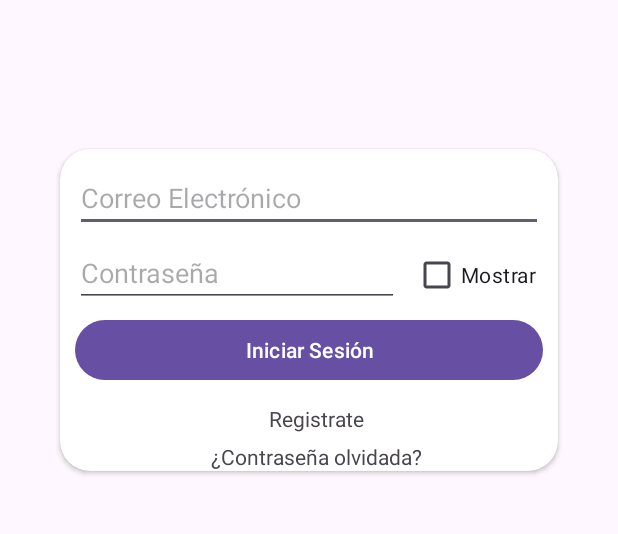
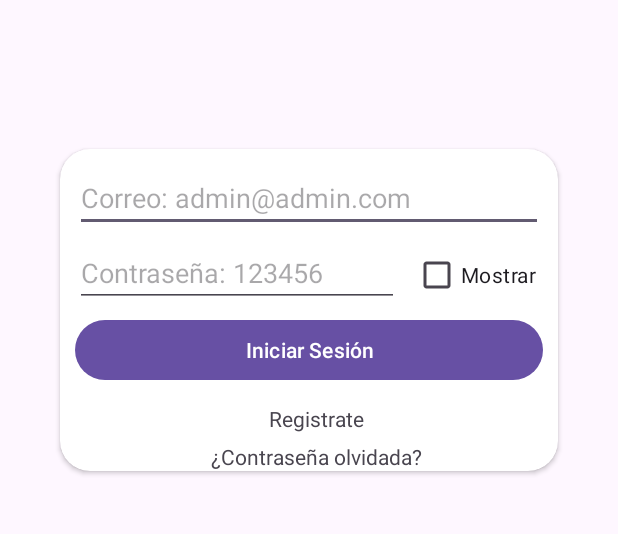
Before and after one commit to Jgalleo23/PetHome, an Android app: the layout fragment_login.xml on its own in the app's theme, with its tools: preview values and no code run, on a phone screen of 412 x 824 dp, the part 308-842 px from its top. Run offline under Robolectric (Android 15) with nearby library versions, the phone set to English and light mode, and no system bars.

Commit message:
PETHOME VERSION 0.1

```diff
--- a/app/src/main/res/layout/fragment_buscador.xml
+++ b/app/src/main/res/layout/fragment_buscador.xml
@@ -18,12 +18,12 @@
         />
 
     <androidx.recyclerview.widget.RecyclerView
+        android:id="@+id/rvUsuarios"
         android:layout_width="match_parent"
         android:layout_height="wrap_content"
-        android:id="@+id/rvUsuarios"
         android:layout_marginTop="10dp"
-        app:layout_constraintTop_toBottomOf="@id/svBuscador"
-        />
+        app:layout_constraintBottom_toBottomOf="parent"
+        app:layout_constraintTop_toBottomOf="@id/svBuscador" />
 
 
 </androidx.constraintlayout.widget.ConstraintLayout>
--- a/app/src/main/res/layout/fragment_login.xml
+++ b/app/src/main/res/layout/fragment_login.xml
@@ -37,7 +37,7 @@
             android:layout_marginHorizontal="10dp"
             android:layout_marginTop="10dp"
             android:singleLine="true"
-            android:hint="@string/correo" />
+            android:hint="Correo: admin@admin.com" />
 
         <EditText
             android:id="@+id/etContrasena"
@@ -45,7 +45,7 @@
             android:layout_height="wrap_content"
             android:layout_marginHorizontal="10dp"
             android:layout_marginTop="60dp"
-            android:hint="@string/contrasena"
+            android:hint="Contraseña: 123456"
             android:password="true"
             android:singleLine="true" />
 
```
Also changed, not shown: 2 other files.
